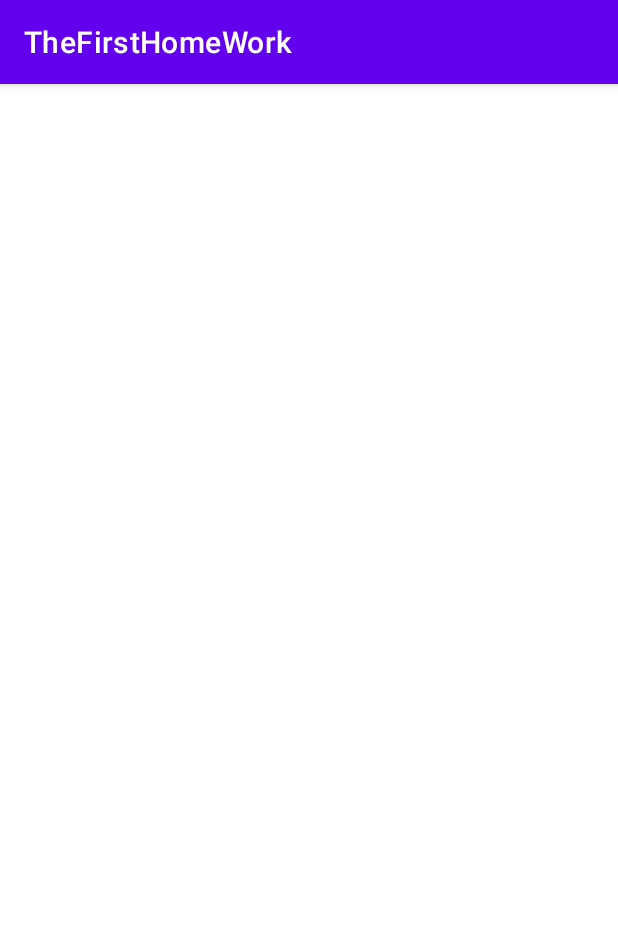
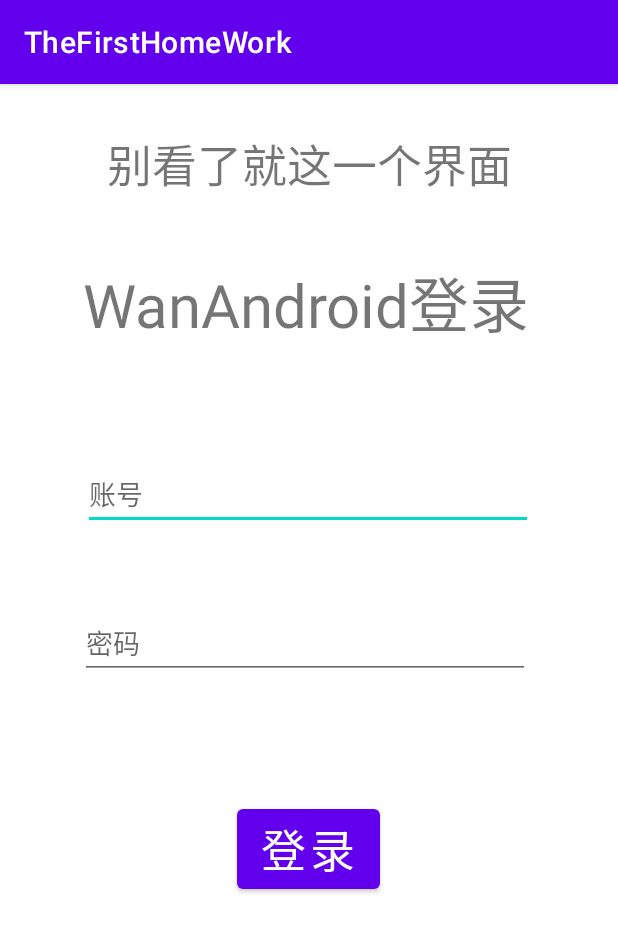
Before and after one commit to 1623658271/Android_Homework, an Android app: the screen it shows after launch (MainActivity), on a phone screen of 412 x 824 dp. Shown: the top 932 px of the screen. Run offline under Robolectric (Android 15) with nearby library versions, the phone set to English and light mode, and no system bars; our stand-ins replace data binding; 4 statements that could not run were skipped.

Commit message:
真-简易demo

```diff
--- a/app/thefirsthomework/build.gradle
+++ b/app/thefirsthomework/build.gradle
@@ -48,4 +48,7 @@ dependencies {
     implementation 'com.squareup.retrofit2:converter-gson:2.9.0'
     implementation 'com.squareup.picasso:picasso:2.71828'
     implementation 'de.hdodenhof:circleimageview:3.1.0'
+    implementation 'androidx.lifecycle:lifecycle-viewmodel:2.2.0'
+
+    implementation 'com.squareup.retrofit2:adapter-rxjava3:2.9.0'
 }
--- a/app/thefirsthomework/src/main/AndroidManifest.xml
+++ b/app/thefirsthomework/src/main/AndroidManifest.xml
@@ -1,6 +1,8 @@
 <?xml version="1.0" encoding="utf-8"?>
 <manifest xmlns:android="http://schemas.android.com/apk/res/android"
     package="com.example.thefirsthomework">
+
+    <uses-permission android:name="android.permission.INTERNET" />
 
     <application
         android:allowBackup="true"
--- a/app/thefirsthomework/src/main/java/com/example/thefirsthomework/activity/MainActivity.kt
+++ b/app/thefirsthomework/src/main/java/com/example/thefirsthomework/activity/MainActivity.kt
@@ -2,11 +2,28 @@ package com.example.thefirsthomework.activity
 
 import androidx.appcompat.app.AppCompatActivity
 import android.os.Bundle
+import android.util.Log
+import androidx.databinding.DataBindingUtil
+import androidx.lifecycle.ViewModelProvider
 import com.example.thefirsthomework.R
+import com.example.thefirsthomework.databinding.ActivityMainBinding
+import com.example.thefirsthomework.model.User
+import com.example.thefirsthomework.viewmodel.MyViewModel
 
 class MainActivity : AppCompatActivity() {
+    private lateinit var myViewModel:MyViewModel
     override fun onCreate(savedInstanceState: Bundle?) {
         super.onCreate(savedInstanceState)
-        setContentView(R.layout.activity_main)
+        val dataBinding = DataBindingUtil.setContentView<ActivityMainBinding>(this, R.layout.activity_main)
+        myViewModel = MyViewModel(this)
+        dataBinding.loginMessage = myViewModel
+        val user = User()
+        myViewModel.getUser().value = user
+        lifecycle.addObserver(myViewModel)
     }
+
+    fun clickEvent(view: android.view.View) {
+        myViewModel.login(this)
+    }
+
 }
--- /dev/null
+++ b/app/thefirsthomework/src/main/java/com/example/thefirsthomework/model/User.kt
@@ -0,0 +1,12 @@
+package com.example.thefirsthomework.model
+
+/**
+ * description ： TODO:类的作用
+ * author : lfy
+ * email : 1623658271@qq.com
+ * date : 2022/3/12 22:43
+ */
+class User {
+    var username:String = ""
+    var password:String = ""
+}
--- a/app/thefirsthomework/src/main/java/com/example/thefirsthomework/view/IViewChange.kt
+++ b/app/thefirsthomework/src/main/java/com/example/thefirsthomework/view/IViewChange.kt
@@ -1,11 +1,14 @@
 package com.example.thefirsthomework.view
+
+import android.content.Context
+import com.example.thefirsthomework.model.LoginResponse
 
 /**
  * description ： TODO:类的作用
  * author : lfy
  * email : 1623658271@qq.com
- * date : 2022/3/12 13:21
+ * date : 2022/3/12 22:53
  */
 interface IViewChange {
-    fun setDataToTextView()
+    fun showOKOrNot(context:Context,flag:Boolean)
 }
--- /dev/null
+++ b/app/thefirsthomework/src/main/java/com/example/thefirsthomework/viewmodel/MyViewModel.kt
@@ -0,0 +1,61 @@
+package com.example.thefirsthomework.viewmodel
+
+import android.content.Context
+import android.os.Looper
+import android.widget.Toast
+import androidx.lifecycle.*
+import com.example.thefirsthomework.model.User
+import com.example.thefirsthomework.respository.MyRetrofit
+import com.example.thefirsthomework.view.IViewChange
+
+/**
+ * description ： TODO:类的作用
+ * author : lfy
+ * email : 1623658271@qq.com
+ * date : 2022/3/12 22:58
+ */
+class MyViewModel(context: Context):ViewModel(),IViewChange,LifecycleObserver {
+    private var user:MutableLiveData<User> = MutableLiveData()
+    private var context:Context = context
+
+    fun getUser():MutableLiveData<User>{
+        return user
+    }
+
+    fun login(context: Context){
+        Thread{
+            val myRetrofit = MyRetrofit()
+            val call = myRetrofit.loginPost(user.value!!.username, user.value!!.password)
+            val response = call.execute()
+            Looper.prepare()
+            if(response.body()!!.getErrorCode()==0){
+                showOKOrNot(context,true)
+            }else{
+                showOKOrNot(context,false)
+            }
+        }.start()
+    }
+
+    override fun showOKOrNot(context: Context,flag:Boolean) {
+
+        if(flag) {
+            Toast.makeText(context, "登陆成功", Toast.LENGTH_SHORT).show()
+        }else{
+            Toast.makeText(context, "登陆失败", Toast.LENGTH_SHORT).show()
+        }
+    }
+
+    @OnLifecycleEvent(Lifecycle.Event.ON_CREATE)
+    fun onCreate1(){
+        Toast.makeText(context,"活动开机Lifecycle1",Toast.LENGTH_SHORT).show()
+    }
+    @OnLifecycleEvent(Lifecycle.Event.ON_DESTROY)
+    fun onCreate2(){
+        Toast.makeText(context,"活动关机Lifecycle2",Toast.LENGTH_SHORT).show()
+    }
+    @OnLifecycleEvent(Lifecycle.Event.ON_PAUSE)
+    fun onCreate3(){
+        Toast.makeText(context,"活动暂停Lifecycle3",Toast.LENGTH_SHORT).show()
+    }
+
+}
--- a/app/thefirsthomework/src/main/res/layout/activity_main.xml
+++ b/app/thefirsthomework/src/main/res/layout/activity_main.xml
@@ -4,7 +4,9 @@
     xmlns:tools="http://schemas.android.com/tools">
 
     <data>
-
+        <variable
+            name="loginMessage"
+            type="com.example.thefirsthomework.viewmodel.MyViewModel" />
     </data>
 
     <androidx.constraintlayout.widget.ConstraintLayout
@@ -12,5 +14,69 @@
         android:layout_height="match_parent"
         tools:context=".activity.MainActivity">
 
+        <TextView
+            android:layout_width="wrap_content"
+            android:layout_height="wrap_content"
+            android:text="别看了就这一个界面"
+            android:textSize="30sp"
+            app:layout_constraintBottom_toTopOf="@+id/tv_title"
+            app:layout_constraintEnd_toEndOf="parent"
+            app:layout_constraintStart_toStartOf="parent"
+            app:layout_constraintTop_toTopOf="parent"
+            app:layout_constraintVertical_bias="0.43" />
+
+        <TextView
+            android:id="@+id/tv_title"
+            android:layout_width="wrap_content"
+            android:layout_height="wrap_content"
+            android:text="WanAndroid登录"
+            android:textSize="40sp"
+            app:layout_constraintBottom_toTopOf="@+id/et_username"
+            app:layout_constraintEnd_toEndOf="parent"
+            app:layout_constraintHorizontal_bias="0.486"
+            app:layout_constraintStart_toStartOf="parent"
+            app:layout_constraintTop_toTopOf="parent"
+            app:layout_constraintVertical_bias="0.611" />
+
+        <EditText
+            android:id="@+id/et_username"
+            android:layout_width="300dp"
+            android:layout_height="wrap_content"
+            android:hint="账号"
+            android:text="@={loginMessage.user.username}"
+            app:layout_constraintBottom_toBottomOf="parent"
+            app:layout_constraintEnd_toEndOf="parent"
+            app:layout_constraintHorizontal_bias="0.495"
+            app:layout_constraintStart_toStartOf="parent"
+            app:layout_constraintTop_toTopOf="parent"
+            app:layout_constraintVertical_bias="0.346" />
+
+        <EditText
+            android:id="@+id/et_password"
+            android:layout_width="300dp"
+            android:layout_height="wrap_content"
+            android:hint="密码"
+            android:text="@={loginMessage.user.password}"
+            app:layout_constraintBottom_toBottomOf="parent"
+            app:layout_constraintEnd_toEndOf="parent"
+            app:layout_constraintHorizontal_bias="0.477"
+            app:layout_constraintStart_toStartOf="parent"
+            app:layout_constraintTop_toBottomOf="@+id/et_username"
+            app:layout_constraintVertical_bias="0.121" />
+
+        <Button
+            android:id="@+id/btn_login"
+            android:layout_width="wrap_content"
+            android:layout_height="wrap_content"
+            android:onClick="clickEvent"
+            android:text="登录"
+            android:textSize="30sp"
+            app:layout_constraintBottom_toBottomOf="parent"
+            app:layout_constraintEnd_toEndOf="parent"
+            app:layout_constraintHorizontal_bias="0.498"
+            app:layout_constraintStart_toStartOf="parent"
+            app:layout_constraintTop_toBottomOf="@+id/et_password"
+            app:layout_constraintVertical_bias="0.264" />
+
     </androidx.constraintlayout.widget.ConstraintLayout>
 </layout>
--- a/build.gradle
+++ b/build.gradle
@@ -6,7 +6,7 @@ buildscript {
     }
     dependencies {
         classpath "com.android.tools.build:gradle:7.0.3"
-        classpath "org.jetbrains.kotlin:kotlin-gradle-plugin:1.5.20"
+        classpath 'org.jetbrains.kotlin:kotlin-gradle-plugin:1.6.10'
 
         // NOTE: Do not place your application dependencies here; they belong
         // in the individual module build.gradle files
```
Also changed, not shown: app/thefirsthomework/src/main/java/com/example/thefirsthomework/api/WanAndroid.kt (added, +19 -0 lines), app/thefirsthomework/src/main/java/com/example/thefirsthomework/model/LoginResponse.kt (added, +35 -0 lines), app/thefirsthomework/src/main/java/com/example/thefirsthomework/respository/MyRetrofit.kt (+15 -2 lines).
